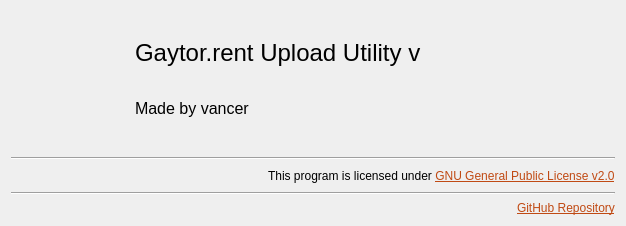
Old version of the form src/aboutwindow.ui in the repository vancer0/guu-cpp.
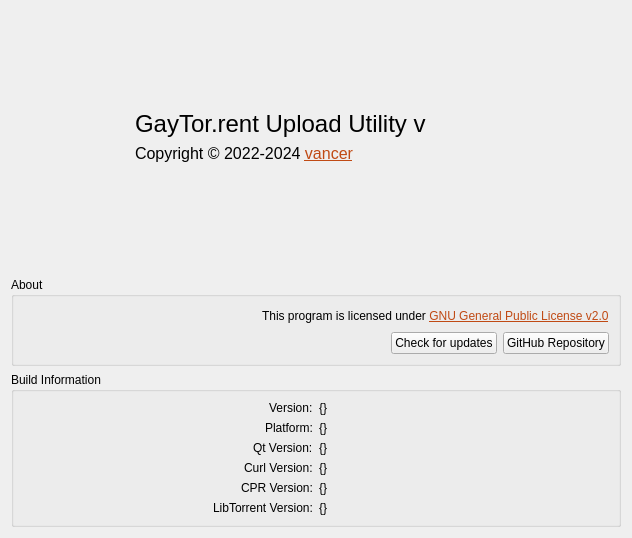
New version of the form. Icons and pictures are not drawn.

What changed in the file:
```diff
--- a/src/aboutwindow.ui
+++ b/src/aboutwindow.ui
@@ -6,8 +6,8 @@
    <rect>
     <x>0</x>
     <y>0</y>
-    <width>626</width>
-    <height>226</height>
+    <width>632</width>
+    <height>538</height>
    </rect>
   </property>
   <property name="sizePolicy">
@@ -79,7 +79,7 @@
          </sizepolicy>
         </property>
         <layout class="QVBoxLayout" name="verticalLayout_2">
-         <item>
+         <item alignment="Qt::AlignmentFlag::AlignBottom">
           <widget class="QLabel" name="version">
            <property name="sizePolicy">
             <sizepolicy hsizetype="Expanding" vsizetype="MinimumExpanding">
@@ -88,12 +88,12 @@
             </sizepolicy>
            </property>
            <property name="text">
-            <string>&lt;html&gt;&lt;head/&gt;&lt;body&gt;&lt;p&gt;&lt;span style=&quot; font-size:18pt;&quot;&gt;Gaytor.rent Upload Utility v&lt;/span&gt;&lt;/p&gt;&lt;/body&gt;&lt;/html&gt;</string>
+            <string>&lt;html&gt;&lt;head/&gt;&lt;body&gt;&lt;p&gt;&lt;span style=&quot; font-size:18pt;&quot;&gt;GayTor.rent Upload Utility v&lt;/span&gt;&lt;/p&gt;&lt;/body&gt;&lt;/html&gt;</string>
            </property>
           </widget>
          </item>
-         <item>
-          <widget class="QLabel" name="label_2">
+         <item alignment="Qt::AlignmentFlag::AlignTop">
+          <widget class="QLabel" name="copyright">
            <property name="sizePolicy">
             <sizepolicy hsizetype="Expanding" vsizetype="MinimumExpanding">
              <horstretch>0</horstretch>
@@ -101,7 +101,7 @@
             </sizepolicy>
            </property>
            <property name="text">
-            <string>&lt;html&gt;&lt;head/&gt;&lt;body&gt;&lt;p&gt;&lt;span style=&quot; font-size:12pt;&quot;&gt;Made by vancer&lt;/span&gt;&lt;/p&gt;&lt;/body&gt;&lt;/html&gt;</string>
+            <string>&lt;html&gt;&lt;head/&gt;&lt;body&gt;&lt;p&gt;&lt;span style=&quot; font-size:12pt;&quot;&gt;Copyright © 2022-2024 &lt;/span&gt;&lt;a href=&quot;https://github.com/vancer0&quot;&gt;&lt;span style=&quot; font-size:12pt; text-decoration: underline; color:#c04a14;&quot;&gt;vancer&lt;/span&gt;&lt;/a&gt;&lt;/p&gt;&lt;/body&gt;&lt;/html&gt;</string>
            </property>
           </widget>
          </item>
@@ -112,30 +112,20 @@
     </widget>
    </item>
    <item>
-    <widget class="Line" name="line">
+    <widget class="QGroupBox" name="about">
      <property name="sizePolicy">
-      <sizepolicy hsizetype="Minimum" vsizetype="Minimum">
+      <sizepolicy hsizetype="Preferred" vsizetype="Minimum">
        <horstretch>0</horstretch>
        <verstretch>0</verstretch>
       </sizepolicy>
      </property>
-     <property name="maximumSize">
-      <size>
-       <width>16777215</width>
-       <height>16777215</height>
-      </size>
+     <property name="title">
+      <string>About</string>
      </property>
-     <property name="orientation">
-      <enum>Qt::Orientation::Horizontal</enum>
-     </property>
-    </widget>
-   </item>
+     <layout class="QVBoxLayout" name="verticalLayout_3">
    <item>
-    <widget class="QWidget" name="horizontalWidget" native="true">
-     <layout class="QHBoxLayout" name="horizontalLayout_2">
-      <property name="spacing">
-       <number>0</number>
-      </property>
+       <widget class="QWidget" name="licenceWidget" native="true">
+        <layout class="QHBoxLayout" name="horizontalLayout_4">
       <property name="leftMargin">
        <number>0</number>
       </property>
@@ -154,11 +144,11 @@
          <enum>Qt::Orientation::Horizontal</enum>
         </property>
         <property name="sizeType">
-         <enum>QSizePolicy::Policy::Fixed</enum>
+            <enum>QSizePolicy::Policy::Minimum</enum>
         </property>
         <property name="sizeHint" stdset="0">
          <size>
-          <width>60</width>
+             <width>40</width>
           <height>20</height>
          </size>
         </property>
@@ -180,30 +170,138 @@
      </layout>
     </widget>
    </item>
-   <item>
-    <widget class="Line" name="line_2">
+      <item alignment="Qt::AlignmentFlag::AlignRight">
+       <widget class="QWidget" name="aboutButtons" native="true">
      <property name="sizePolicy">
-      <sizepolicy hsizetype="Minimum" vsizetype="Minimum">
+         <sizepolicy hsizetype="Minimum" vsizetype="Preferred">
        <horstretch>0</horstretch>
        <verstretch>0</verstretch>
       </sizepolicy>
      </property>
-     <property name="orientation">
-      <enum>Qt::Orientation::Horizontal</enum>
-     </property>
-    </widget>
-   </item>
-   <item alignment="Qt::AlignmentFlag::AlignRight">
-    <widget class="QLabel" name="label_9">
+        <layout class="QHBoxLayout" name="horizontalLayout_3">
+         <property name="leftMargin">
+          <number>0</number>
+         </property>
+         <property name="topMargin">
+          <number>0</number>
+         </property>
+         <property name="rightMargin">
+          <number>0</number>
+         </property>
+         <property name="bottomMargin">
+          <number>0</number>
+         </property>
+         <item>
+          <widget class="QPushButton" name="updateCheck">
+           <property name="text">
+            <string>Check for updates</string>
+           </property>
+          </widget>
+         </item>
+         <item>
+          <widget class="QPushButton" name="ghRepo">
      <property name="text">
-      <string>&lt;html&gt;&lt;head/&gt;&lt;body&gt;&lt;p&gt;&lt;a href=&quot;https://github.com/vancer0/guu-cpp&quot;&gt;&lt;span style=&quot; text-decoration: underline; color:#c04a14;&quot;&gt;GitHub Repository&lt;/span&gt;&lt;/a&gt;&lt;/p&gt;&lt;/body&gt;&lt;/html&gt;</string>
-     </property>
-     <property name="openExternalLinks">
-      <bool>true</bool>
+            <string>GitHub Repository</string>
+           </property>
+          </widget>
+         </item>
+        </layout>
+       </widget>
+      </item>
+     </layout>
+    </widget>
+   </item>
+   <item>
+    <widget class="QGroupBox" name="buildInfo">
+     <property name="title">
+      <string>Build Information</string>
      </property>
-     <property name="textInteractionFlags">
-      <set>Qt::TextInteractionFlag::TextBrowserInteraction</set>
-     </property>
+     <layout class="QGridLayout" name="gridLayout">
+      <item row="0" column="1">
+       <widget class="QLabel" name="guuVersion">
+        <property name="text">
+         <string>{}</string>
+        </property>
+       </widget>
+      </item>
+      <item row="0" column="0" alignment="Qt::AlignmentFlag::AlignRight">
+       <widget class="QLabel" name="labelver">
+        <property name="text">
+         <string>Version:</string>
+        </property>
+       </widget>
+      </item>
+      <item row="1" column="1">
+       <widget class="QLabel" name="platform">
+        <property name="text">
+         <string>{}</string>
+        </property>
+       </widget>
+      </item>
+      <item row="3" column="0" alignment="Qt::AlignmentFlag::AlignRight">
+       <widget class="QLabel" name="labelcurl">
+        <property name="text">
+         <string>Curl Version:</string>
+        </property>
+       </widget>
+      </item>
+      <item row="3" column="1">
+       <widget class="QLabel" name="curlVer">
+        <property name="text">
+         <string>{}</string>
+        </property>
+       </widget>
+      </item>
+      <item row="1" column="0" alignment="Qt::AlignmentFlag::AlignRight">
+       <widget class="QLabel" name="labelplat">
+        <property name="text">
+         <string>Platform:</string>
+        </property>
+       </widget>
+      </item>
+      <item row="2" column="0" alignment="Qt::AlignmentFlag::AlignRight">
+       <widget class="QLabel" name="labelqt">
+        <property name="text">
+         <string>Qt Version:</string>
+        </property>
+       </widget>
+      </item>
+      <item row="4" column="0" alignment="Qt::AlignmentFlag::AlignRight">
+       <widget class="QLabel" name="labelcpr">
+        <property name="text">
+         <string>CPR Version:</string>
+        </property>
+       </widget>
+      </item>
+      <item row="4" column="1">
+       <widget class="QLabel" name="cprVer">
+        <property name="text">
+         <string>{}</string>
+        </property>
+       </widget>
+      </item>
+      <item row="5" column="1">
+       <widget class="QLabel" name="ltVer">
+        <property name="text">
+         <string>{}</string>
+        </property>
+       </widget>
+      </item>
+      <item row="5" column="0" alignment="Qt::AlignmentFlag::AlignRight">
+       <widget class="QLabel" name="labellt">
+        <property name="text">
+         <string>LibTorrent Version:</string>
+        </property>
+       </widget>
+      </item>
+      <item row="2" column="1">
+       <widget class="QLabel" name="qtVer">
+        <property name="text">
+         <string>{}</string>
+        </property>
+       </widget>
+      </item>
+     </layout>
     </widget>
    </item>
   </layout>
```
Left out of the diff: 8 changed lines with no effect on the pictures. Lines whose indentation alone changed are shown as unchanged.
